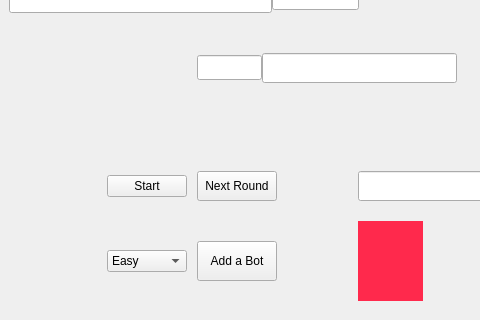
Old version of the form Poker/Visuals/Gamewindow/gamewindow.ui in the repository Cenzito/Poker; both pictures show x 0 to 480 and y 440 to 760 of the 1007 by 760 pixel window.
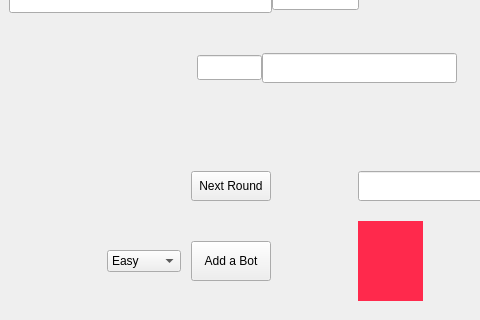
New version of the form. Icons and pictures are not drawn.

Commit message: next button works

Patch:
```diff
--- a/Poker/Visuals/Gamewindow/gamewindow.ui
+++ b/Poker/Visuals/Gamewindow/gamewindow.ui
@@ -1313,13 +1313,6 @@
           </property>
          </widget>
         </item>
-        <item row="0" column="0">
-         <widget class="QPushButton" name="StartStopButton">
-          <property name="text">
-           <string>Start</string>
-          </property>
-         </widget>
-        </item>
         <item row="2" column="3">
          <layout class="QHBoxLayout" name="horizontalLayout">
           <item>
```
Left out of the diff: 2 changed lines with no effect on the pictures. The commit also changes 5 other files.
